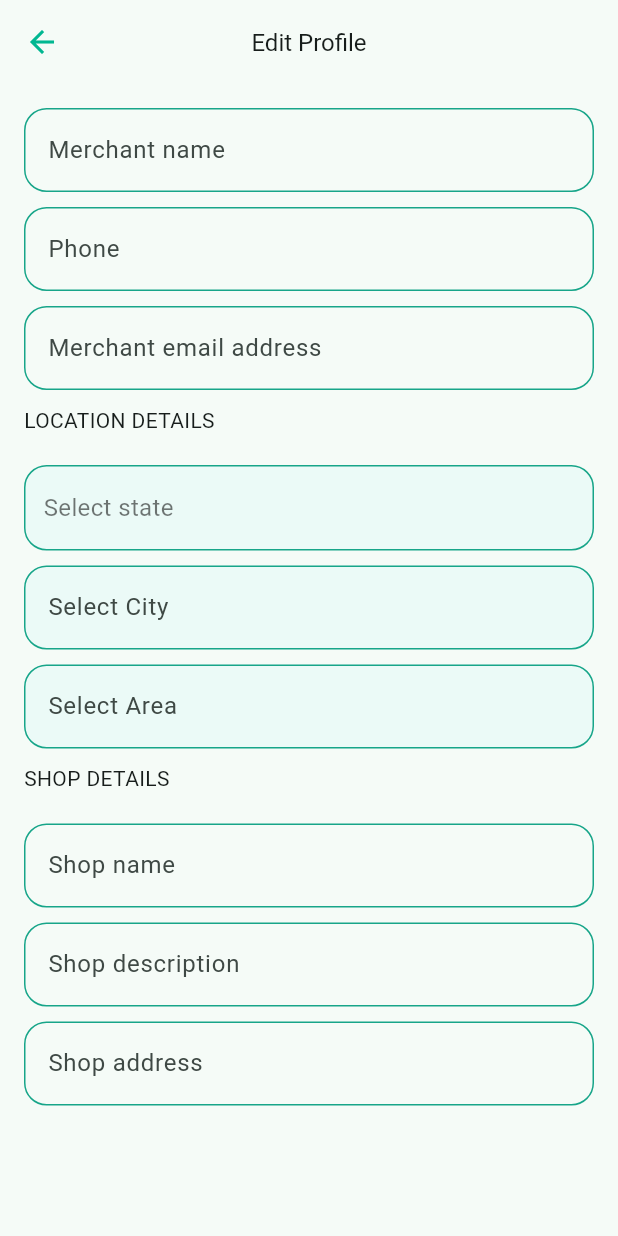
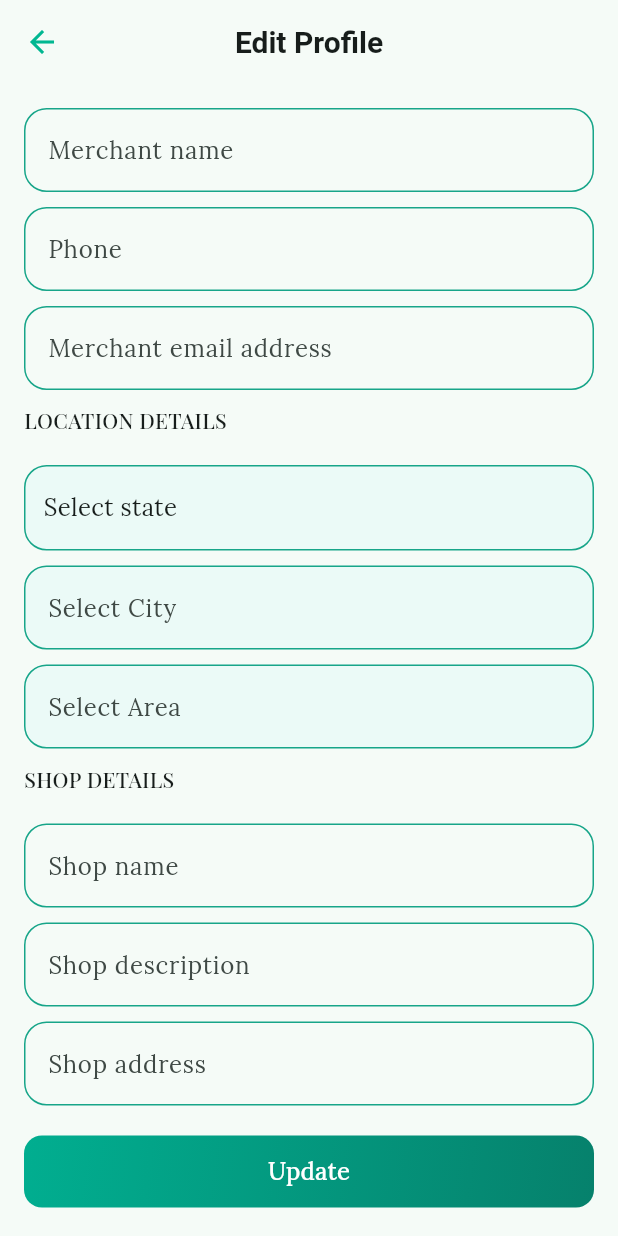
Before and after one commit to DevanshuB007/Mobil_world, a Flutter app: the Profile screen opened directly, after a tap on "Edit Profile", on a phone screen of 412 x 824 dp. Run offline on Flutter 3.47's test engine with Material 3 defaults, Android fonts, the phone set to English and light mode, and no system bars; our stand-ins replace google_fonts, image_picker; Roboto replaces fonts that are missing (Playfair).

Commit message:
update code

```diff
--- a/lib/Drawer_Screen/View/profile/Profile.dart
+++ b/lib/Drawer_Screen/View/profile/Profile.dart
@@ -271,14 +271,17 @@ class _ProfileState extends State<Profile> {
                       ),
                       Divider(),
                       Column(
+                        crossAxisAlignment: CrossAxisAlignment.start,
                         children: [
-                          Text("Shop Description",
-                              style: TextStyle(
-                                  fontSize: 14, color: Colors.grey[600])),
+                          Text(
+                            "Shop Description",
+                            style: TextStyle(
+                                fontSize: 14, color: Colors.grey[600]),
+                          ),
                           Text("gaytri mobile World",
                               style: TextStyle(
                                   fontSize: 16,
-                                  fontWeight: FontWeight.bold,
+                                  fontWeight: FontWeight.w500,
                                   color: Colors.black)),
                         ],
                       ),
@@ -288,11 +291,13 @@ class _ProfileState extends State<Profile> {
                           Text("Shop Address",
                               style: TextStyle(
                                   fontSize: 14, color: Colors.grey[600])),
-                          Text("gaytri mobile",
-                              style: TextStyle(
-                                  fontSize: 16,
-                                  fontWeight: FontWeight.bold,
-                                  color: Colors.black)),
+                          Text(
+                            "gaytri mobile",
+                            style: TextStyle(
+                                fontSize: 16,
+                                fontWeight: FontWeight.w500,
+                                color: Colors.black),
+                          ),
                         ],
                       ),
                     ],
--- a/lib/Drawer_Screen/View/profile/edit_profile.dart
+++ b/lib/Drawer_Screen/View/profile/edit_profile.dart
@@ -4,6 +4,7 @@ import 'package:flutter/material.dart';
 import 'package:gaytri_mobile/merchant_login/area.dart';
 import 'package:gaytri_mobile/merchant_login/city.dart';
 import 'package:gaytri_mobile/merchant_login/state.dart';
+import 'package:google_fonts/google_fonts.dart';
 import 'package:image_picker/image_picker.dart';
 
 class EditProfile extends StatefulWidget {
@@ -89,7 +90,12 @@ class _EditProfileState extends State<EditProfile> {
         centerTitle: true,
         title: Text(
           "Edit Profile",
-          style: TextStyle(fontSize: 16),
+          style: GoogleFonts.playfair(
+            fontSize: 20,
+            fontWeight: FontWeight.bold,
+          ),
+
+          // style: TextStyle(fontSize: 16),
         ),
       ),
       body: Padding(
@@ -100,6 +106,8 @@ class _EditProfileState extends State<EditProfile> {
             TextField(
               decoration: InputDecoration(
                   hintText: "Merchant name",
+                  hintStyle: GoogleFonts.lora(
+                      fontWeight: FontWeight.w400, fontSize: 16),
                   enabledBorder: OutlineInputBorder(
                     borderRadius: BorderRadius.circular(15),
                     borderSide: BorderSide(
@@ -119,6 +127,8 @@ class _EditProfileState extends State<EditProfile> {
             TextField(
               decoration: InputDecoration(
                   hintText: "Phone",
+                  hintStyle: GoogleFonts.lora(
+                      fontWeight: FontWeight.w400, fontSize: 16),
                   enabledBorder: OutlineInputBorder(
                     borderRadius: BorderRadius.circular(15),
                     borderSide: BorderSide(
@@ -138,6 +148,8 @@ class _EditProfileState extends State<EditProfile> {
             TextField(
               decoration: InputDecoration(
                   hintText: "Merchant email address",
+                  hintStyle: GoogleFonts.lora(
+                      fontWeight: FontWeight.w400, fontSize: 16),
                   enabledBorder: OutlineInputBorder(
                     borderRadius: BorderRadius.circular(15),
                     borderSide: BorderSide(
@@ -156,7 +168,10 @@ class _EditProfileState extends State<EditProfile> {
             ),
             Text(
               'LOCATION DETAILS',
-              style: TextStyle(fontWeight: FontWeight.w400, fontSize: 14),
+              style: GoogleFonts.playfairDisplay(
+                fontWeight: FontWeight.w500,
+                fontSize: 14,
+              ),
             ),
             SizedBox(
               height: 20,
@@ -190,10 +205,8 @@ class _EditProfileState extends State<EditProfile> {
                     widget.state != null && widget.state.isNotEmpty
                         ? widget.state
                         : "Select state",
-                    style: TextStyle(
-                      color: Colors.black54,
-                      fontSize: 16,
-                    ),
+                    style: GoogleFonts.lora(
+                        fontWeight: FontWeight.w400, fontSize: 16),
                   )),
             ),
             SizedBox(
@@ -220,6 +233,8 @@ class _EditProfileState extends State<EditProfile> {
               readOnly: true,
               decoration: InputDecoration(
                   hintText: "Select City",
+                  hintStyle: GoogleFonts.lora(
+                      fontWeight: FontWeight.w400, fontSize: 16),
                   filled: true,
                   fillColor: Color(0xFFebfaf7),
                   enabledBorder: OutlineInputBorder(
@@ -248,6 +263,8 @@ class _EditProfileState extends State<EditProfile> {
               readOnly: true,
               decoration: InputDecoration(
                   hintText: "Select Area",
+                  hintStyle: GoogleFonts.lora(
+                      fontWeight: FontWeight.w400, fontSize: 16),
                   filled: true,
                   fillColor: Color(0xFFebfaf7),
                   enabledBorder: OutlineInputBorder(
@@ -268,7 +285,10 @@ class _EditProfileState extends State<EditProfile> {
             ),
             Text(
               'SHOP DETAILS',
-              style: TextStyle(fontWeight: FontWeight.w400, fontSize: 14),
+              style: GoogleFonts.playfairDisplay(
+                fontWeight: FontWeight.w500,
+                fontSize: 14,
+              ),
             ),
             SizedBox(
               height: 20,
@@ -276,6 +296,8 @@ class _EditProfileState extends State<EditProfile> {
             TextField(
               decoration: InputDecoration(
                   hintText: "Shop name",
+                  hintStyle: GoogleFonts.lora(
+                      fontWeight: FontWeight.w400, fontSize: 16),
                   enabledBorder: OutlineInputBorder(
                     borderRadius: BorderRadius.circular(15),
                     borderSide: BorderSide(
@@ -295,6 +317,8 @@ class _EditProfileState extends State<EditProfile> {
             TextField(
               decoration: InputDecoration(
                   hintText: "Shop description",
+                  hintStyle: GoogleFonts.lora(
+                      fontWeight: FontWeight.w400, fontSize: 16),
                   enabledBorder: OutlineInputBorder(
                     borderRadius: BorderRadius.circular(15),
                     borderSide: BorderSide(
@@ -314,6 +338,8 @@ class _EditProfileState extends State<EditProfile> {
             TextField(
               decoration: InputDecoration(
                   hintText: "Shop address",
+                  hintStyle: GoogleFonts.lora(
+                      fontWeight: FontWeight.w400, fontSize: 16),
                   enabledBorder: OutlineInputBorder(
                     borderRadius: BorderRadius.circular(15),
                     borderSide: BorderSide(
@@ -328,7 +354,44 @@ class _EditProfileState extends State<EditProfile> {
                   )),
             ),
             SizedBox(
-              height: 10,
+              height: 20,
+            ),
+            Container(
+              width: double.infinity,
+              decoration: BoxDecoration(
+                gradient: LinearGradient(
+                  colors: [
+                    // Colors.red.shade400,
+                    // Colors.blue.shade400,
+                    Color(0xFF01ae90),
+                    Color(0xFF06816c),
+                  ],
+                  begin: Alignment.topLeft,
+                  end: Alignment.bottomRight,
+                ),
+                borderRadius: BorderRadius.circular(12),
+              ),
+              child: ElevatedButton(
+                style: ElevatedButton.styleFrom(
+                  backgroundColor: Colors.transparent,
+                  shadowColor: Colors.transparent,
+                  shape: RoundedRectangleBorder(
+                    borderRadius: BorderRadius.circular(12),
+                  ),
+                ),
+                onPressed: () {
+                  // Navigator.push(context,
+                  //     MaterialPageRoute(builder: (context) => Dashbord()));
+                },
+                child: Text(
+                  'Update',
+                  style: GoogleFonts.lora(
+                    fontSize: 16,
+                    color: Colors.white,
+                    fontWeight: FontWeight.w500,
+                  ),
+                ),
+              ),
             ),
           ],
         ),
```
